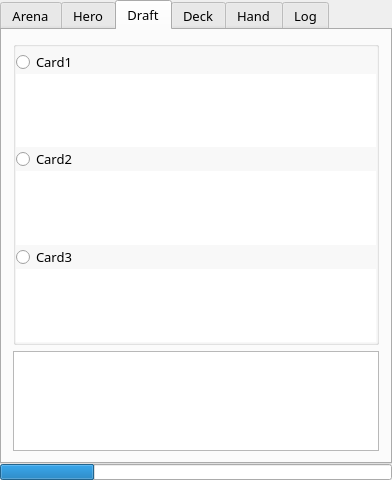
Qt form mainwindow.ui (supertriodo/Arena-Tracker) before a commit.
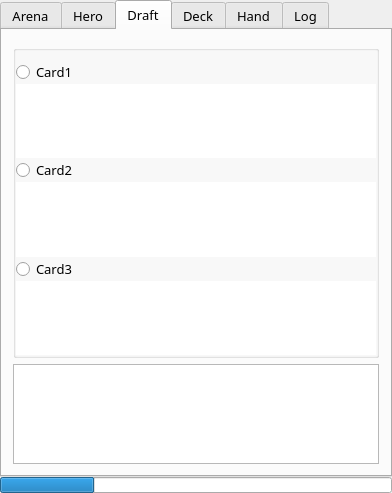
The same form after that commit. The open tabs and pages were chosen to show the change. Icons and pictures are not drawn.

The edit to the form file:
```diff
--- a/mainwindow.ui
+++ b/mainwindow.ui
@@ -7,7 +7,7 @@
     <x>0</x>
     <y>0</y>
     <width>392</width>
-    <height>480</height>
+    <height>493</height>
    </rect>
   </property>
   <property name="windowTitle">
@@ -604,8 +604,14 @@
           <string>Draft</string>
          </attribute>
          <layout class="QVBoxLayout" name="verticalLayout_6">
+          <property name="topMargin">
+           <number>15</number>
+          </property>
           <item>
            <widget class="QGroupBox" name="groupBoxDraft">
+            <property name="enabled">
+             <bool>true</bool>
+            </property>
             <property name="sizePolicy">
              <sizepolicy hsizetype="Preferred" vsizetype="Expanding">
               <horstretch>0</horstretch>
@@ -615,8 +621,11 @@
             <property name="title">
              <string/>
             </property>
+            <property name="alignment">
+             <set>Qt::AlignCenter</set>
+            </property>
             <property name="flat">
-             <bool>false</bool>
+             <bool>true</bool>
             </property>
             <layout class="QVBoxLayout" name="verticalLayout_9">
              <property name="spacing">
@@ -626,7 +635,7 @@
               <number>0</number>
              </property>
              <property name="topMargin">
-              <number>3</number>
+              <number>9</number>
              </property>
              <property name="rightMargin">
               <number>0</number>
```
